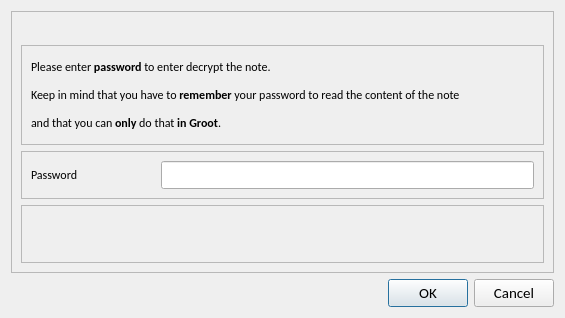
Qt form Application/GUIs/UI_files/verifyPasswordDialog.ui (sarvagyab/Groot) before a commit.
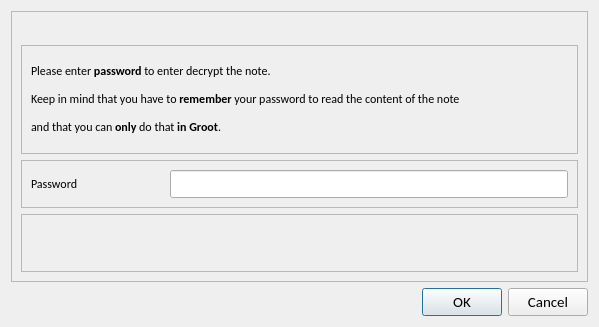
The same form after that commit. Icons and pictures are not drawn.

Diff of the .ui file:
```diff
--- a/Application/GUIs/UI_files/verifyPasswordDialog.ui
+++ b/Application/GUIs/UI_files/verifyPasswordDialog.ui
@@ -6,8 +6,8 @@
    <rect>
     <x>0</x>
     <y>0</y>
-    <width>565</width>
-    <height>318</height>
+    <width>599</width>
+    <height>327</height>
    </rect>
   </property>
   <property name="sizePolicy">
```
Left out of the diff: 8 changed lines with no effect on the pictures.
